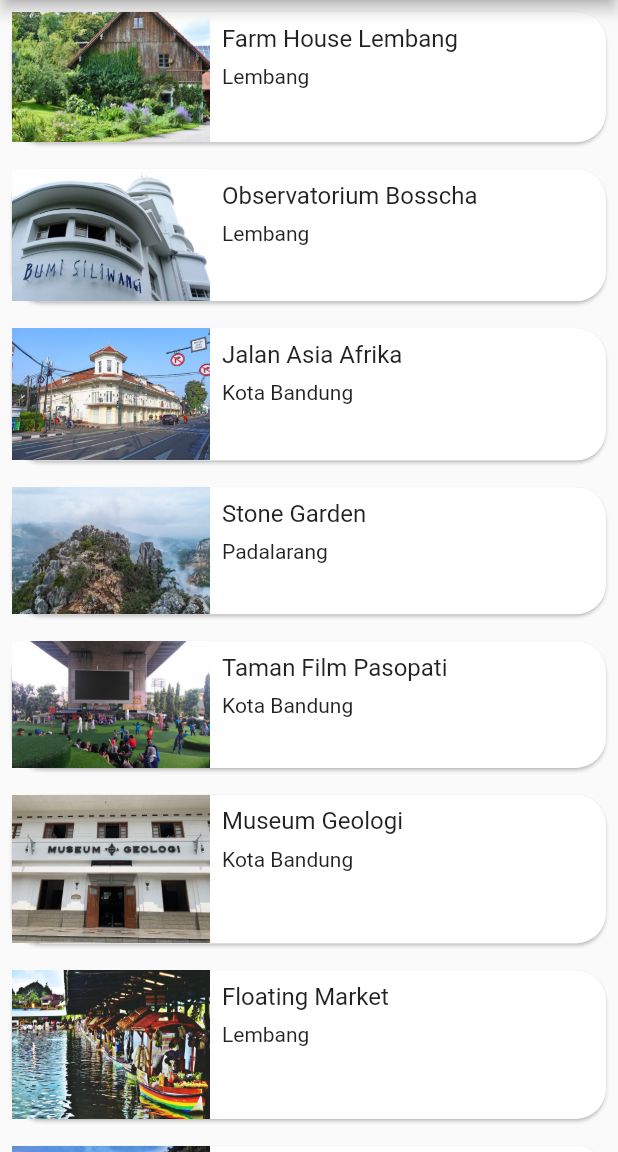
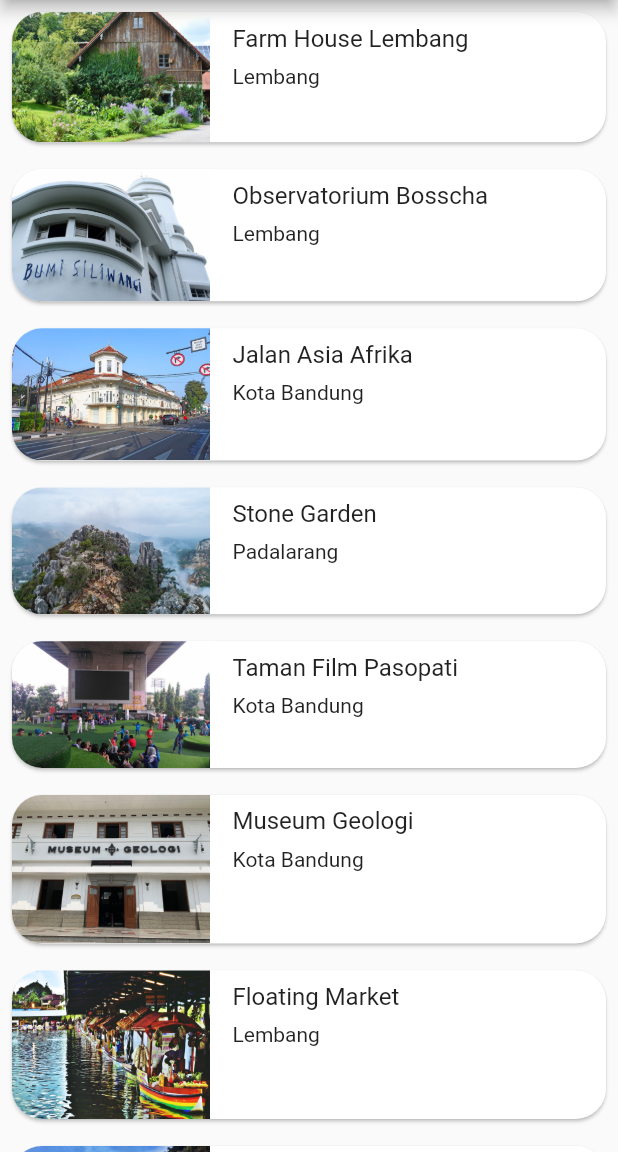
Before and after one commit to NotRegister/wisata_bandung, a Flutter app: the screen it shows after launch, on a phone screen of 412 x 824 dp, the part 84-1236 px from its top. Run offline on Flutter 3.47's test engine with Material 2 defaults, Android fonts, the phone set to English and light mode, and no system bars.

Commit message:
commit default

```diff
--- a/lib/detail_screen.dart
+++ b/lib/detail_screen.dart
@@ -129,7 +129,7 @@ class _DetailScreenState extends State<DetailScreen> {
                   scrollDirection: Axis.horizontal,
                   children: widget.place.imageUrls.map((url) {
                     return ClipRRect(
-                      borderRadius: BorderRadius.circular(30),
+                      borderRadius: BorderRadius.all(Radius.circular(20)),
                       child: Padding(
                         padding: EdgeInsets.all(4),
                         child: Image.network(url),
--- a/lib/main_screen.dart
+++ b/lib/main_screen.dart
@@ -32,15 +32,22 @@ class MainScreen extends StatelessWidget {
                   crossAxisAlignment: CrossAxisAlignment.start,
                   children: [
                     Expanded(
+                      //* Gambar
                       flex: 1,
-                      child: Image.asset(
-                        place.imageAsset,
+                      child: ClipRRect(
+                        borderRadius: BorderRadius.only(
+                            topLeft: Radius.circular(20),
+                            bottomLeft: Radius.circular(20)),
+                        child: Image.asset(
+                          place.imageAsset,
+                        ),
                       ),
                     ),
                     Expanded(
+                      //* Judul dan lokasi
                       flex: 2,
                       child: Padding(
-                        padding: EdgeInsets.all(8),
+                        padding: EdgeInsets.fromLTRB(15, 8, 8, 8),
                         child: Column(
                           crossAxisAlignment: CrossAxisAlignment.start,
                           mainAxisSize: MainAxisSize.min,
```
